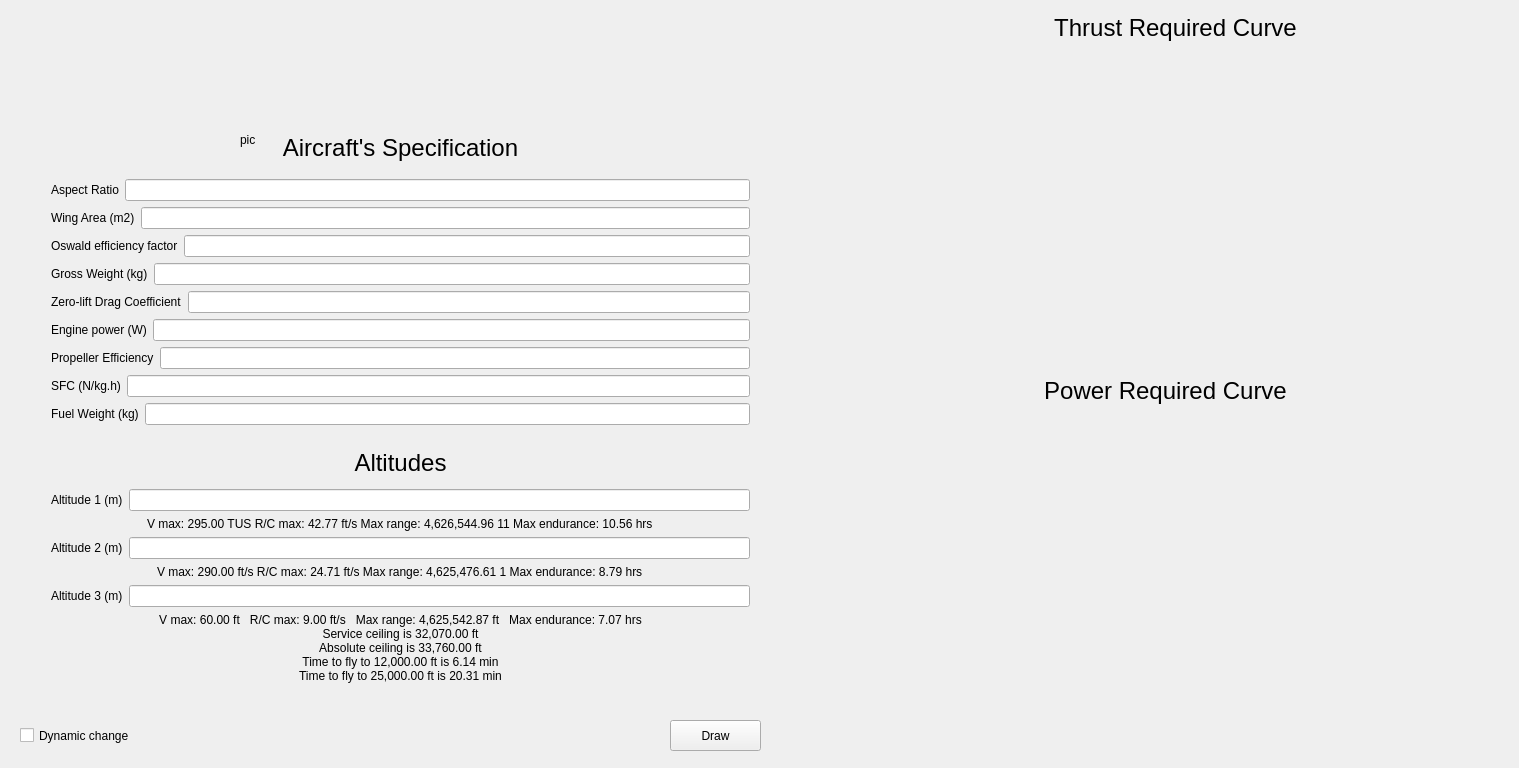
m0nters/AeroPerformanceCalculator, file AirCraft.ui: the form before one commit.
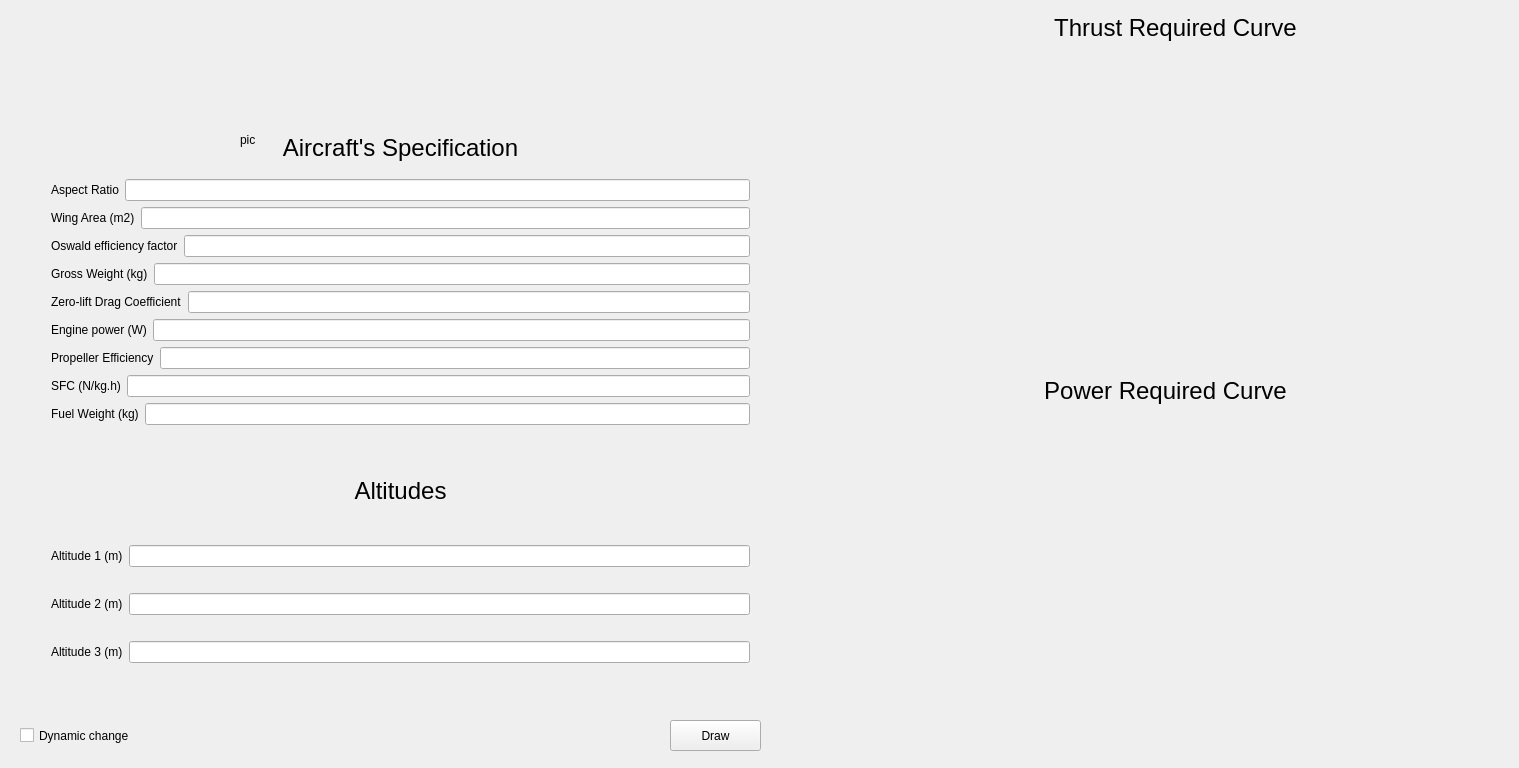
The form after the commit.

What changed in the file:
```diff
--- a/AirCraft.ui
+++ b/AirCraft.ui
@@ -113,7 +113,7 @@
        <item alignment="Qt::AlignmentFlag::AlignHCenter|Qt::AlignmentFlag::AlignVCenter">
         <widget class="QLabel" name="constraint1">
          <property name="text">
-          <string>V max: 295.00 TUS R/C max: 42.77 ft/s Max range: 4,626,544.96 11 Max endurance: 10.56 hrs</string>
+          <string/>
          </property>
         </widget>
        </item>
@@ -134,7 +134,7 @@
        <item alignment="Qt::AlignmentFlag::AlignHCenter|Qt::AlignmentFlag::AlignVCenter">
         <widget class="QLabel" name="constraint2">
          <property name="text">
-          <string>V max: 290.00 ft/s R/C max: 24.71 ft/s Max range: 4,625,476.61 1 Max endurance: 8.79 hrs</string>
+          <string/>
          </property>
         </widget>
        </item>
@@ -158,11 +158,7 @@
           <enum>Qt::LayoutDirection::LeftToRight</enum>
          </property>
          <property name="text">
-          <string>V max: 60.00 ft   R/C max: 9.00 ft/s   Max range: 4,625,542.87 ft   Max endurance: 7.07 hrs
-Service ceiling is 32,070.00 ft
-Absolute ceiling is 33,760.00 ft
-Time to fly to 12,000.00 ft is 6.14 min
-Time to fly to 25,000.00 ft is 20.31 min</string>
+          <string/>
          </property>
          <property name="alignment">
           <set>Qt::AlignmentFlag::AlignCenter</set>
```
Left out of the diff: 6 changed lines with no effect on the pictures.
